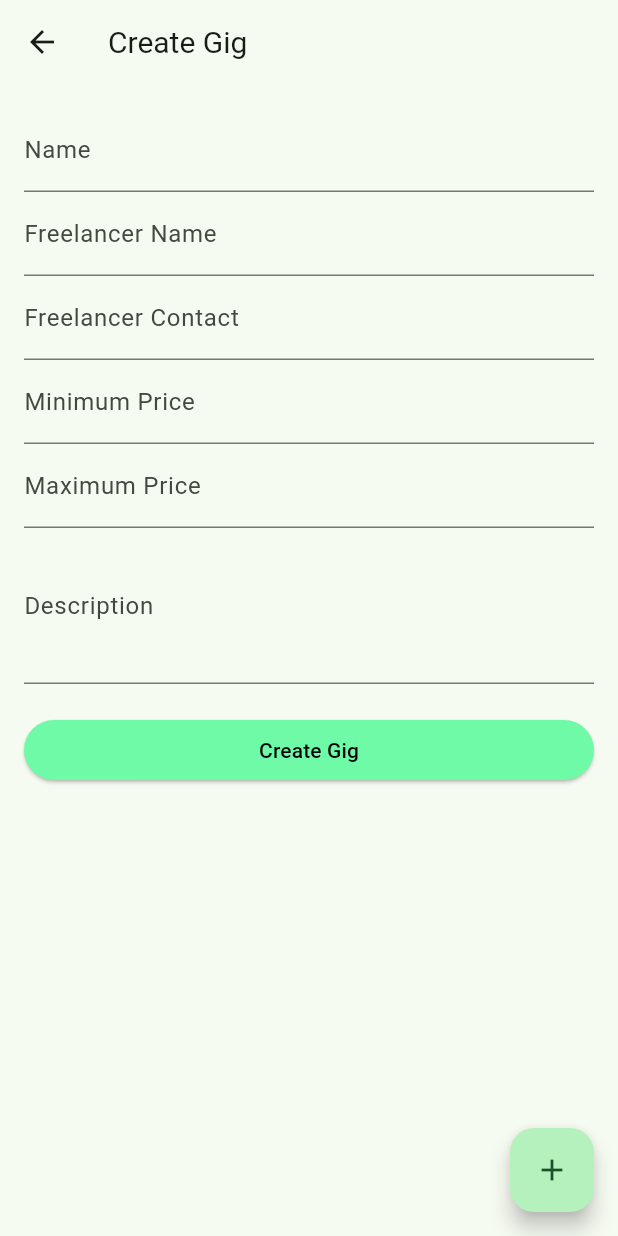
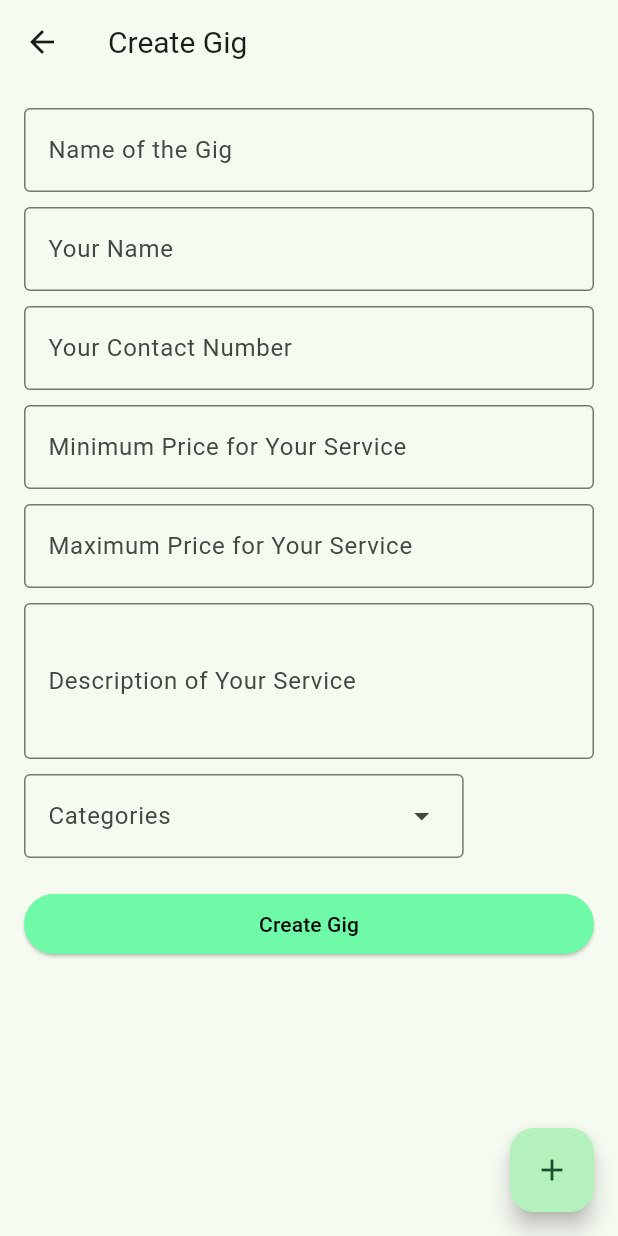
Before and after one commit to hakimnazry24/Fiverr-Clone-, a Flutter app: the CreateGigPage screen opened directly, on a phone screen of 412 x 824 dp. Run offline on Flutter 3.47's test engine with Material 3 defaults, Android fonts, the phone set to English and light mode, and no system bars; our stand-ins replace cloud_firestore, firebase_auth, firebase_core, google_fonts, simple_icons; accounts and stored records are empty.

Commit message:
allow freelancers to categorize its own gig

```diff
--- a/lib/freelancer/create_gig_page.dart
+++ b/lib/freelancer/create_gig_page.dart
@@ -2,6 +2,7 @@ import 'package:firebase_auth/firebase_auth.dart';
 import 'package:flutter/material.dart';
 import 'package:flutter_app/firebase/firebase_auth.dart';
 import 'package:flutter_app/firebase/firebase_firestore.dart';
+import "package:flutter_app/misc/gig_categories.dart";
 
 class CreateGigPage extends StatefulWidget {
   final dynamic gigData;
@@ -22,6 +23,8 @@ class _CreateGigPageState extends State<CreateGigPage> {
   final TextEditingController _priceMinController = TextEditingController();
   final TextEditingController _priceMaxController = TextEditingController();
   final TextEditingController _descriptionController = TextEditingController();
+  final TextEditingController _categoriesController = TextEditingController();
+  List<String> selectedCategories = [];
 
   User freelancer = auth.currentUser!;
 
@@ -60,7 +63,8 @@ class _CreateGigPageState extends State<CreateGigPage> {
             children: [
               TextFormField(
                 controller: _nameController,
-                decoration: const InputDecoration(labelText: 'Name'),
+                decoration: const InputDecoration(
+                    labelText: 'Name of the Gig', border: OutlineInputBorder()),
                 validator: (value) {
                   if (value == null || value.isEmpty) {
                     return 'Please enter the gig name';
@@ -68,9 +72,13 @@ class _CreateGigPageState extends State<CreateGigPage> {
                   return null;
                 },
               ),
+              const SizedBox(
+                height: 10,
+              ),
               TextFormField(
                 controller: _freelancerNameController,
-                decoration: const InputDecoration(labelText: 'Freelancer Name'),
+                decoration: const InputDecoration(
+                    labelText: 'Your Name', border: OutlineInputBorder()),
                 validator: (value) {
                   if (value == null || value.isEmpty) {
                     return 'Please enter the freelancer name';
@@ -78,10 +86,14 @@ class _CreateGigPageState extends State<CreateGigPage> {
                   return null;
                 },
               ),
+              const SizedBox(
+                height: 10,
+              ),
               TextFormField(
                 controller: _freelancerContactController,
-                decoration:
-                    const InputDecoration(labelText: 'Freelancer Contact'),
+                decoration: const InputDecoration(
+                    labelText: 'Your Contact Number',
+                    border: OutlineInputBorder()),
                 validator: (value) {
                   if (value == null || value.isEmpty) {
                     return 'Please enter the freelancer contact';
@@ -89,9 +101,14 @@ class _CreateGigPageState extends State<CreateGigPage> {
                   return null;
                 },
               ),
+              const SizedBox(
+                height: 10,
+              ),
               TextFormField(
                 controller: _priceMinController,
-                decoration: const InputDecoration(labelText: 'Minimum Price'),
+                decoration: const InputDecoration(
+                    labelText: 'Minimum Price for Your Service',
+                    border: OutlineInputBorder()),
                 validator: (value) {
                   if (value == null || value.isEmpty) {
                     return 'Please enter the minimum price';
@@ -99,9 +116,14 @@ class _CreateGigPageState extends State<CreateGigPage> {
                   return null;
                 },
               ),
+              const SizedBox(
+                height: 10,
+              ),
               TextFormField(
                 controller: _priceMaxController,
-                decoration: const InputDecoration(labelText: 'Maximum Price'),
+                decoration: const InputDecoration(
+                    labelText: 'Maximum Price for Your Service',
+                    border: OutlineInputBorder()),
                 validator: (value) {
                   if (value == null || value.isEmpty) {
                     return 'Please enter the maximum price';
@@ -109,9 +131,14 @@ class _CreateGigPageState extends State<CreateGigPage> {
                   return null;
                 },
               ),
+              const SizedBox(
+                height: 10,
+              ),
               TextFormField(
                 controller: _descriptionController,
-                decoration: const InputDecoration(labelText: 'Description'),
+                decoration: const InputDecoration(
+                    labelText: 'Description of Your Service',
+                    border: OutlineInputBorder()),
                 maxLines: 3,
                 validator: (value) {
                   if (value == null || value.isEmpty) {
@@ -119,6 +146,57 @@ class _CreateGigPageState extends State<CreateGigPage> {
                   }
                   return null;
                 },
+              ),
+              const SizedBox(
+                height: 10,
+              ),
+              DropdownMenu(
+                  controller: _categoriesController,
+                  requestFocusOnTap: false,
+                  label: const Text("Categories"),
+                  onSelected: (category) {
+                    setState(() {
+                      selectedCategories.add(category!);
+                    });
+                  },
+                  dropdownMenuEntries: gig_categories
+                      .map((category) =>
+                          DropdownMenuEntry(value: category, label: category))
+                      .toList()),
+              Wrap(
+                children: selectedCategories
+                    .map((category) => Container(
+                        margin: const EdgeInsets.all(3),
+                        decoration: BoxDecoration(
+                            color: Theme.of(context).colorScheme.primary,
+                            borderRadius: BorderRadius.circular(10)),
+                        padding: const EdgeInsets.fromLTRB(5, 3, 5, 3),
+                        child: Row(
+                          mainAxisSize: MainAxisSize.min,
+                          children: [
+                            Text(
+                              category,
+                            ),
+                            // const SizedBox(width: 4,),
+                            // IconButton(onPressed: () {
+                            const SizedBox(
+                              width: 3,
+                            ),
+                            GestureDetector(
+                              child: const Icon(
+                                Icons.close,
+                                size: 15,
+                              ),
+                              onTap: () {
+                                setState(() {
+                                  selectedCategories.remove(category);
+                                });
+                              },
+                            )
+                            // }, icon: const Icon(Icons.close_rounded, size: 15,), )
+                          ],
+                        )))
+                    .toList(),
               ),
               const SizedBox(height: 20),
               ElevatedButton(
@@ -131,7 +209,8 @@ class _CreateGigPageState extends State<CreateGigPage> {
                       'price_min': int.parse(_priceMinController.text),
                       'price_max': int.parse(_priceMaxController.text),
                       'description': _descriptionController.text,
-                      'freelancerId': freelancer.uid
+                      'freelancerId': freelancer.uid,
+                      'categories': selectedCategories
                     };
                     if (widget.gigData != null) {
                       try {
@@ -154,6 +233,8 @@ class _CreateGigPageState extends State<CreateGigPage> {
                     Navigator.pop(
                       context,
                     );
+                    ScaffoldMessenger.of(context).showSnackBar(const SnackBar(
+                        content: Text("Successfully add new Gig")));
                   }
                 },
                 child:
--- /dev/null
+++ b/lib/misc/gig_categories.dart
@@ -0,0 +1,33 @@
+// ADD NEW CATEGORIES OF GIG HERE, JUST IGNORE THE ARRANGEMENT, IT WILL BE SORTED AUTOMATICALLY
+const List<String> gig_categories = [
+  "Web Development",
+  "Mobile App Development",
+  "Software Development",
+  "E-Commerce Development",
+  "Graphic Design",
+  "UI/UX Design",
+  "Logo Design",
+  "Animation",
+  "Video Editing",
+  "Copywriting",
+  "Content Writing",
+  "Translation Services",
+  "Technical Writing",
+  "Customer Support",
+  "Data Entry",
+  "Digital Marketing",
+  "Architecture",
+  "Computer-Aided Design (CAD)",
+  "Legal Writing",
+  "Contract Law",
+  "Online Tutoring",
+  "Course Creation",
+  "Language Instruction",
+  "Educational Consulting",
+  "Fitness Training",
+  "Audio Editing",
+  "Music Production",
+  "Voiceover Services",
+  "Sound Design"
+      "Videography"
+];
```
